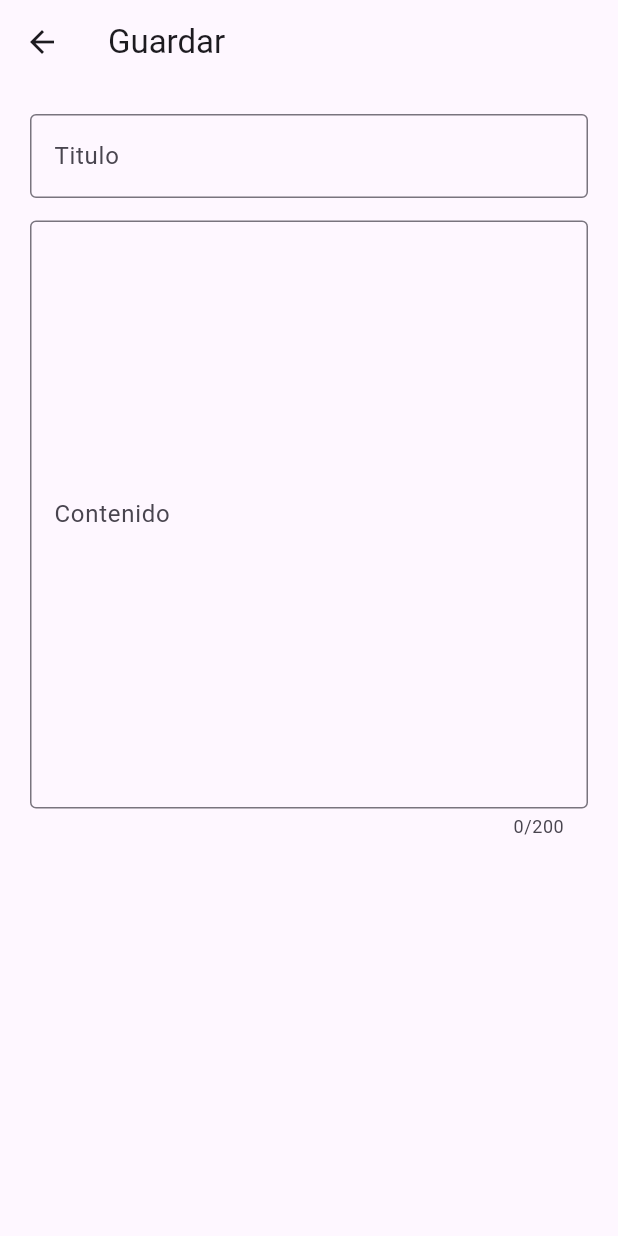
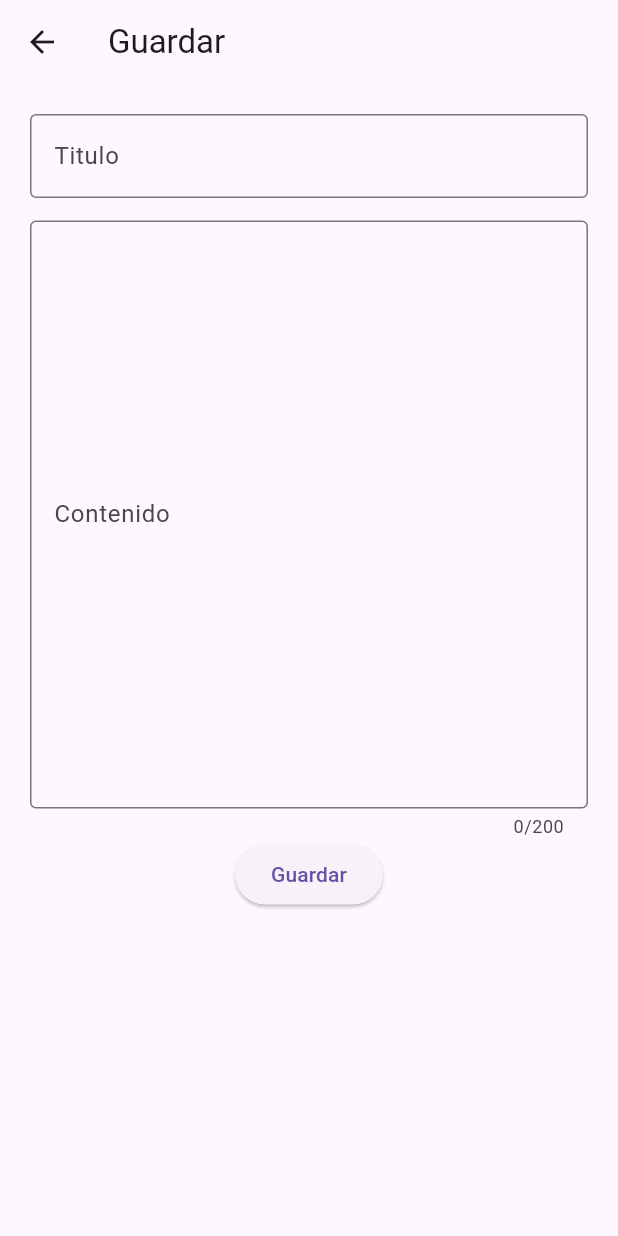
Before and after one commit to leninmt/crudFlutter, a Flutter app: the SavePage screen opened by its route, on a phone screen of 412 x 824 dp. Run offline on Flutter 3.47's test engine with Material 3 defaults, Android fonts, the phone set to English and light mode, and no system bars; our stand-ins replace sqflite; accounts and stored records are empty.

Commit message:
agrega carpetas al src

```diff
--- a/lib/src/Pages/save_page.dart
+++ b/lib/src/Pages/save_page.dart
@@ -16,14 +16,26 @@ class SavePage extends StatelessWidget {
 }
 
 class _FormSave extends StatelessWidget {
+  final _formkey = GlobalKey<FormState>();
+  final titleController = TextEditingController();
+  final ContenController = TextEditingController();
+
   @override
   Widget build(BuildContext context) {
     return Container(
       padding: EdgeInsets.all(20),
       child: Form(
+          key: _formkey,
           child: Column(
             children: <Widget>[
               TextFormField(
+                controller: titleController,
+                validator: (value) {
+                  if (value!.isEmpty) {
+                    return "Tiene que ingresar datos";
+                  }
+                  return null;
+                },
                 decoration: InputDecoration(
                     labelText: "Titulo",
                     border: OutlineInputBorder(
@@ -34,6 +46,7 @@ class _FormSave extends StatelessWidget {
                 height: 15,
               ),
               TextFormField(
+                controller: ContenController,
                 maxLines: 15,
                 maxLength: 200,
                 validator: (value) {
@@ -44,6 +57,14 @@ class _FormSave extends StatelessWidget {
                 },
                 decoration: InputDecoration(
                     labelText: "Contenido", border: OutlineInputBorder()),
+              ),
+              ElevatedButton(
+                child: Text("Guardar"),
+                onPressed: (() {
+                  if (_formkey.currentState!.validate()) {
+                    print("Guardar");
+                  }
+                }),
               )
             ],
           )),
--- a/pubspec.yaml
+++ b/pubspec.yaml
@@ -32,9 +32,12 @@ dependencies:
     sdk: flutter
 
 
+
   # The following adds the Cupertino Icons font to your application.
   # Use with the CupertinoIcons class for iOS style icons.
   cupertino_icons: ^1.0.2
+  sqflite: ^2.3.0
+  path: ^1.8.3
 
 dev_dependencies:
   flutter_test:
```
Also changed, not shown: lib/src/db/operation.dart (added, +14 -0 lines), lib/src/modelo/note.dart (added, +10 -0 lines), pubspec.lock, 1 other file. Lines whose indentation alone changed are shown as unchanged.
